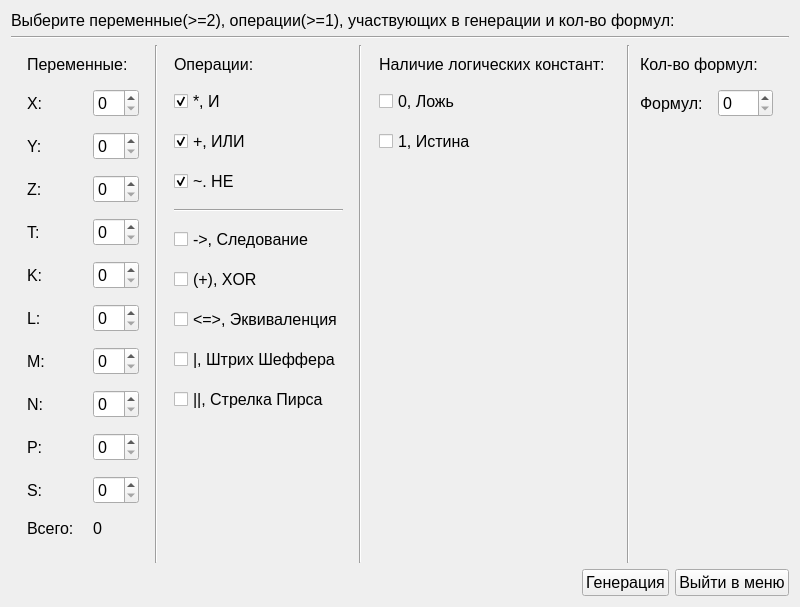
Qt form Source_Code/formtreegenerate.ui (KeltorHD/LogicExpressionGenerator) before a commit.
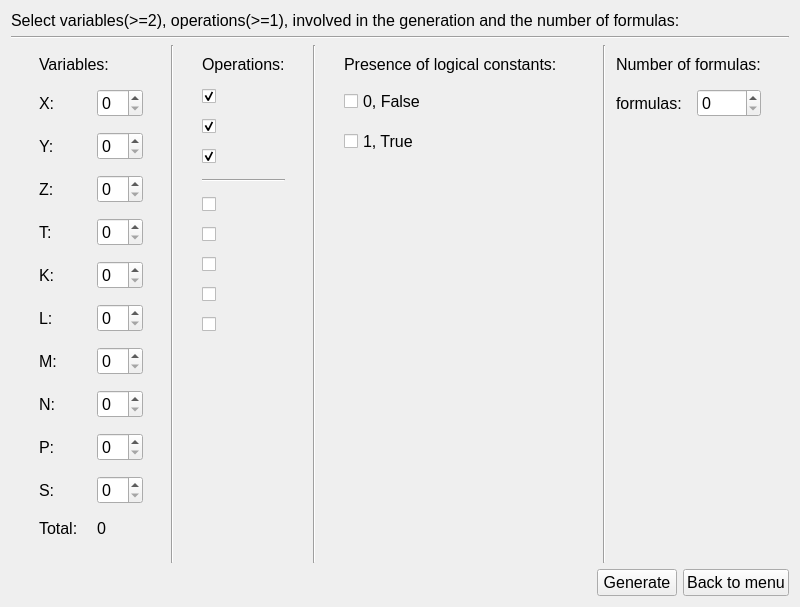
The same form after that commit.

```diff
--- a/Source_Code/formtreegenerate.ui
+++ b/Source_Code/formtreegenerate.ui
@@ -25,7 +25,7 @@
         </font>
        </property>
        <property name="text">
-        <string>Выберите переменные(&gt;=2), операции(&gt;=1), участвующих в генерации и кол-во формул:</string>
+        <string>Select variables(&gt;=2), operations(&gt;=1), involved in the generation and the number of formulas:</string>
        </property>
       </widget>
      </item>
@@ -80,7 +80,7 @@
             </font>
            </property>
            <property name="text">
-            <string>Переменные:</string>
+            <string>Variables:</string>
            </property>
           </widget>
          </item>
@@ -361,7 +361,7 @@
               </font>
              </property>
              <property name="text">
-              <string>Всего: </string>
+              <string>Total: </string>
              </property>
             </widget>
            </item>
@@ -473,7 +473,7 @@
             </font>
            </property>
            <property name="text">
-            <string>Операции:</string>
+            <string>Operations:</string>
            </property>
           </widget>
          </item>
@@ -488,7 +488,7 @@
               </font>
              </property>
              <property name="text">
-              <string>*, И</string>
+              <string/>
              </property>
              <property name="checked">
               <bool>true</bool>
@@ -504,7 +504,7 @@
               </font>
              </property>
              <property name="text">
-              <string>+, ИЛИ</string>
+              <string/>
              </property>
              <property name="checked">
               <bool>true</bool>
@@ -520,7 +520,7 @@
               </font>
              </property>
              <property name="text">
-              <string>~. НЕ</string>
+              <string/>
              </property>
              <property name="checked">
               <bool>true</bool>
@@ -543,7 +543,7 @@
               </font>
              </property>
              <property name="text">
-              <string>-&gt;, Следование</string>
+              <string/>
              </property>
             </widget>
            </item>
@@ -556,7 +556,7 @@
               </font>
              </property>
              <property name="text">
-              <string>(+), XOR</string>
+              <string/>
              </property>
             </widget>
            </item>
@@ -569,7 +569,7 @@
               </font>
              </property>
              <property name="text">
-              <string>&lt;=&gt;, Эквиваленция</string>
+              <string/>
              </property>
             </widget>
            </item>
@@ -582,7 +582,7 @@
               </font>
              </property>
              <property name="text">
-              <string>|, Штрих Шеффера</string>
+              <string/>
              </property>
             </widget>
            </item>
@@ -595,7 +595,7 @@
               </font>
              </property>
              <property name="text">
-              <string>||, Стрелка Пирса</string>
+              <string/>
              </property>
             </widget>
            </item>
@@ -675,7 +675,7 @@
             </font>
            </property>
            <property name="text">
-            <string>Наличие логических констант:</string>
+            <string>Presence of logical constants:</string>
            </property>
           </widget>
          </item>
@@ -693,7 +693,7 @@
               </font>
              </property>
              <property name="text">
-              <string>0, Ложь</string>
+              <string>0, False</string>
              </property>
             </widget>
            </item>
@@ -706,7 +706,7 @@
               </font>
              </property>
              <property name="text">
-              <string>1, Истина</string>
+              <string>1, True</string>
              </property>
             </widget>
            </item>
@@ -786,7 +786,7 @@
             </font>
            </property>
            <property name="text">
-            <string>Кол-во формул:</string>
+            <string>Number of formulas:</string>
            </property>
           </widget>
          </item>
@@ -801,7 +801,7 @@
               </font>
              </property>
              <property name="text">
-              <string>Формул:</string>
+              <string>formulas:</string>
              </property>
             </widget>
            </item>
@@ -883,7 +883,7 @@
           <string/>
          </property>
          <property name="text">
-          <string>Генерация</string>
+          <string>Generate</string>
          </property>
         </widget>
        </item>
@@ -896,7 +896,7 @@
           </font>
          </property>
          <property name="text">
-          <string>Выйти в меню</string>
+          <string>Back to menu</string>
          </property>
         </widget>
        </item>
```
